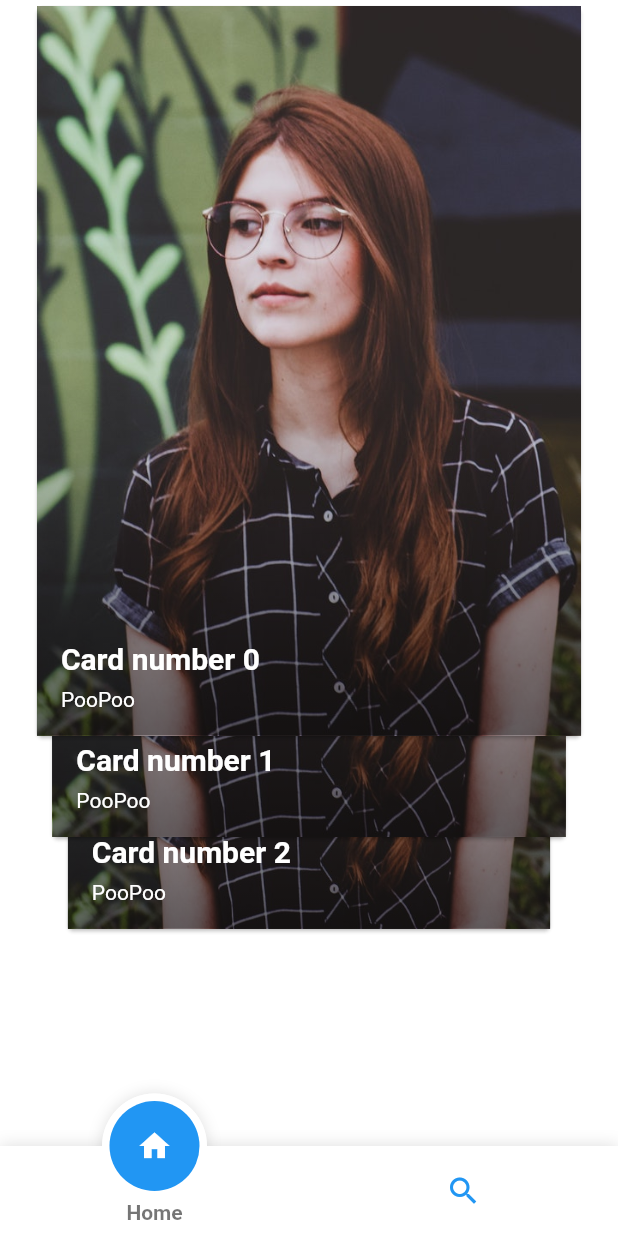
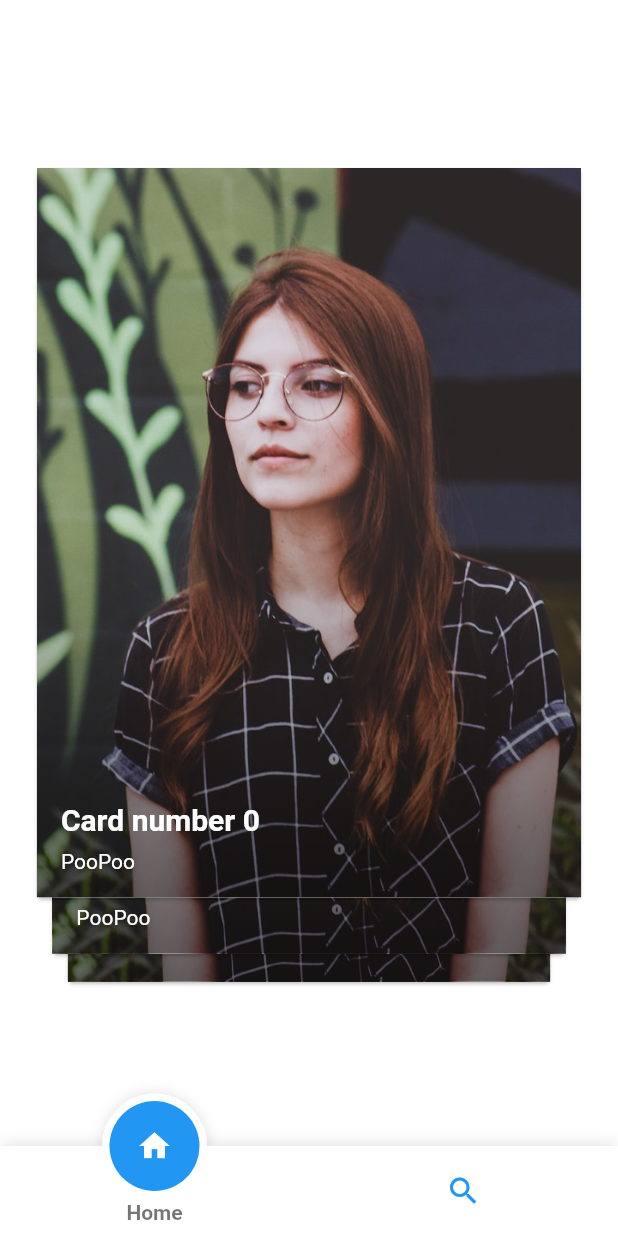
Before and after one commit to verbal-noun/unihack-2021-frontend, a Flutter app: the screen it shows after launch, on a phone screen of 412 x 824 dp. Run offline on Flutter 3.47's test engine with Material 2 defaults, Android fonts, the phone set to English and light mode, and no system bars; drawn by our look-alikes of fancy_bottom_navigation, flip_card.

Commit message:
Fixed card roulette alignment

```diff
--- a/lib/cards_section_alignment.dart
+++ b/lib/cards_section_alignment.dart
@@ -7,9 +7,9 @@ import 'dart:math';
 
 List<Alignment> cardsAlign = [
   // (W , H)
-  Alignment(0.0, 0.2), // Bottom
-  Alignment(0.0, -0.3), // Middle
-  Alignment(0.0, -1.0) // Top
+  Alignment(0.0, 0.4), // Bottom
+  Alignment(0.0, 0.2), // Middle
+  Alignment(0.0, -0.2) // Top
 ];
 List<Size> cardsSize = [];
 
@@ -40,7 +40,8 @@ class _CardsSectionState extends State<CardsSection>
 
   AnimationController _controller;
 
-  final Alignment defaultFrontCardAlign = Alignment(0.0, -1.0);
+  // Determine where the new card will pop up
+  final Alignment defaultFrontCardAlign = Alignment(0.0, -0.2);
   Alignment frontCardAlign;
   double frontCardRot = 0.0;
 
```
